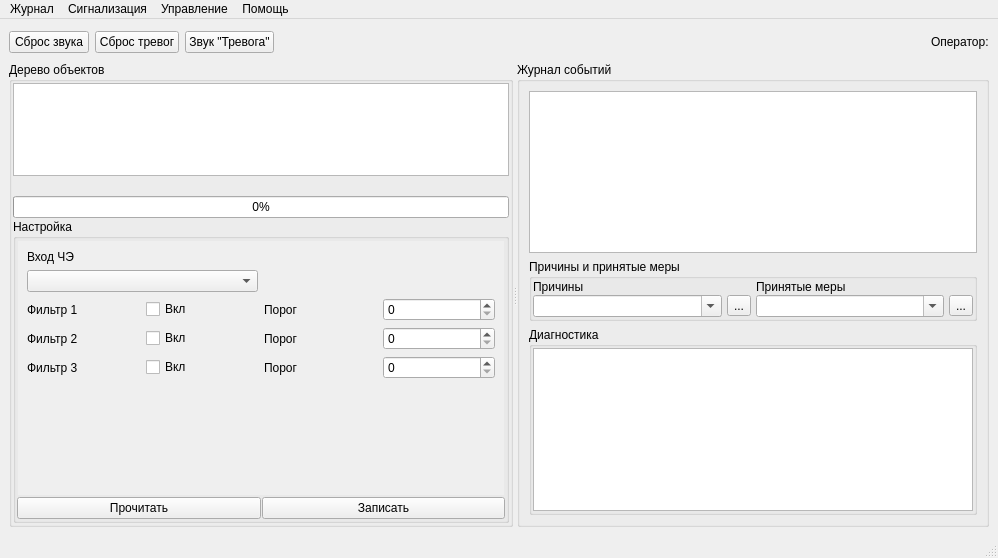
First picture: the form in m_server/MainWindowServer.ui, repository xXRadioHeadXx/start7, before the edit.
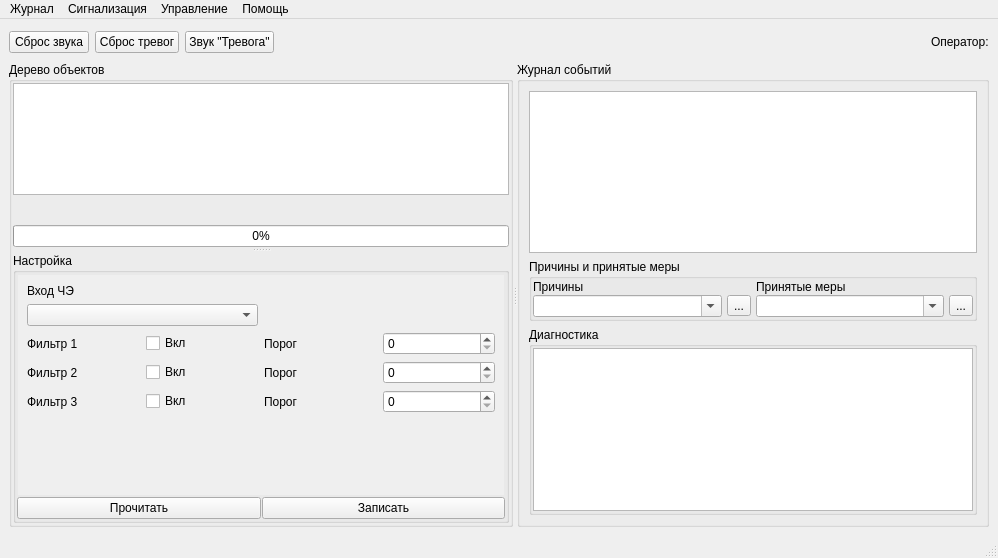
Second picture: the form after the edit. Icons and pictures are not drawn.

Commit message: сплиттер

Diff of the .ui file:
```diff
--- a/m_server/MainWindowServer.ui
+++ b/m_server/MainWindowServer.ui
@@ -115,22 +115,41 @@
        <property name="title">
         <string>Дерево объектов</string>
        </property>
+       <layout class="QGridLayout" name="gridLayout_3">
+        <property name="leftMargin">
+         <number>1</number>
+        </property>
+        <property name="topMargin">
+         <number>1</number>
+        </property>
+        <property name="rightMargin">
+         <number>1</number>
+        </property>
+        <property name="bottomMargin">
+         <number>1</number>
+        </property>
+        <property name="horizontalSpacing">
+         <number>6</number>
+        </property>
+        <item row="0" column="0">
+         <widget class="QSplitter" name="splitter_2">
+          <property name="lineWidth">
+           <number>3</number>
+          </property>
+          <property name="midLineWidth">
+           <number>3</number>
+          </property>
+          <property name="orientation">
+           <enum>Qt::Vertical</enum>
+          </property>
+          <property name="opaqueResize">
+           <bool>false</bool>
+          </property>
+          <property name="handleWidth">
+           <number>6</number>
+          </property>
+          <widget class="QWidget" name="">
        <layout class="QVBoxLayout" name="verticalLayout">
-        <property name="spacing">
-         <number>1</number>
-        </property>
-        <property name="leftMargin">
-         <number>1</number>
-        </property>
-        <property name="topMargin">
-         <number>1</number>
-        </property>
-        <property name="rightMargin">
-         <number>1</number>
-        </property>
-        <property name="bottomMargin">
-         <number>1</number>
-        </property>
         <item>
          <widget class="QTreeView" name="treeView">
           <property name="contextMenuPolicy">
@@ -173,7 +192,8 @@
           </property>
          </widget>
         </item>
-        <item>
+           </layout>
+          </widget>
          <widget class="QGroupBox" name="groupBox_Customization">
           <property name="title">
            <string>Настройка</string>
@@ -1111,8 +1131,8 @@
                    <rect>
                     <x>0</x>
                     <y>0</y>
-                    <width>514</width>
-                    <height>263</height>
+                     <width>518</width>
+                     <height>227</height>
                    </rect>
                   </property>
                   <layout class="QGridLayout" name="gridLayout_11">
@@ -1246,6 +1266,7 @@
             </widget>
            </item>
           </layout>
+          </widget>
          </widget>
         </item>
        </layout>
```
Lines whose indentation alone changed are shown as unchanged.
